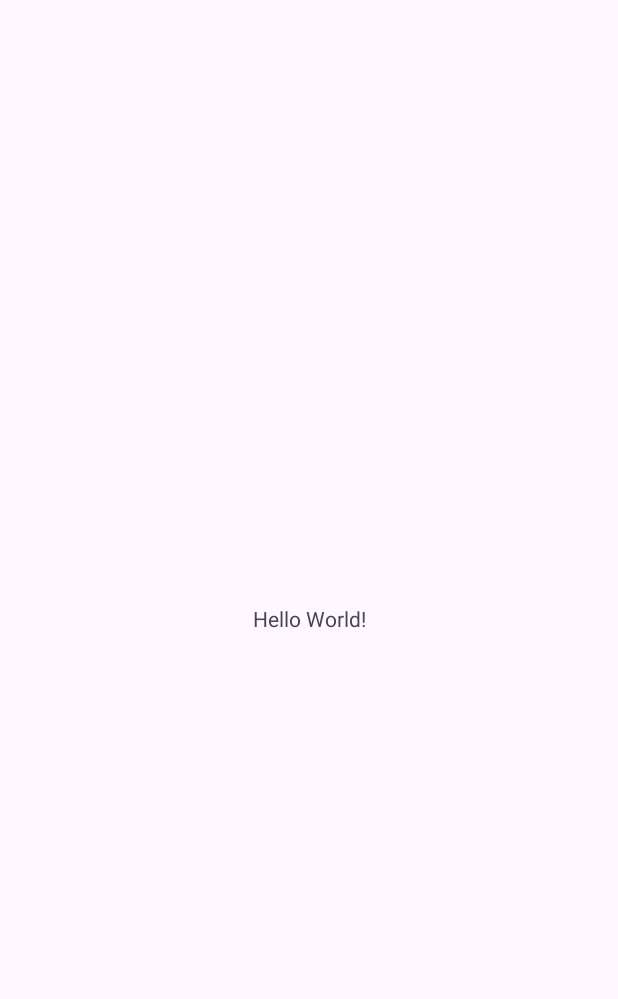
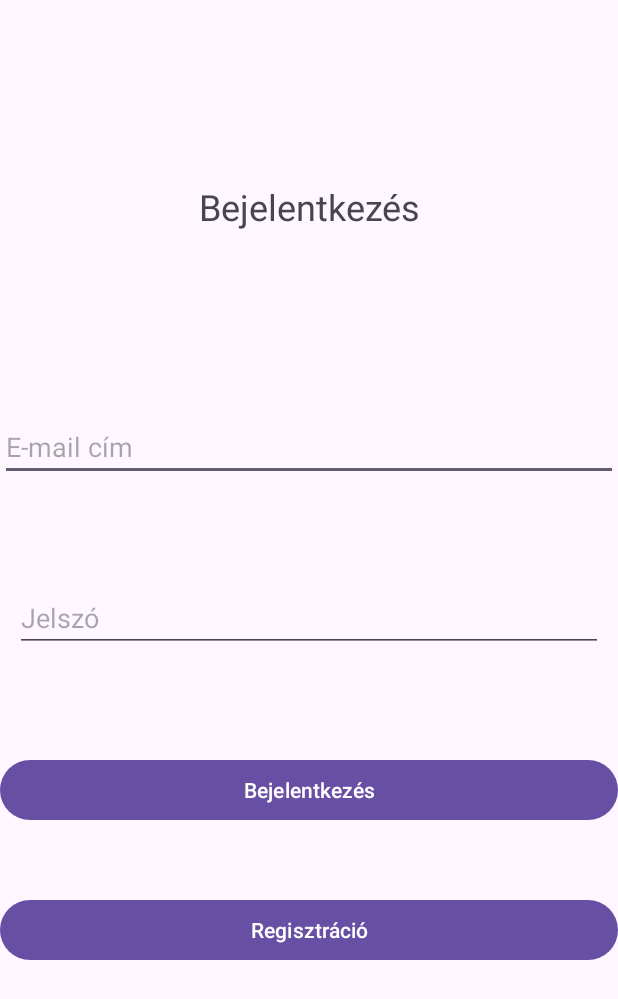
Before and after one commit to zsb100/Ekszer, an Android app: the screen it shows after launch (MainActivity), on a phone screen of 412 x 824 dp. Before the commit the part shown is almost empty. Shown: the top 999 px of the screen. Run offline under Robolectric (Android 15) with nearby library versions, the phone set to English and light mode, and no system bars; our stand-ins replace Firebase (no records; nobody signed in at launch, a user with empty details on screens opened directly).

Commit message:
mile1_v1

```diff
--- a/app/build.gradle.kts
+++ b/app/build.gradle.kts
@@ -1,5 +1,6 @@
 plugins {
     alias(libs.plugins.android.application)
+    id("com.google.gms.google-services")
 }
 
 android {
@@ -8,7 +9,7 @@ android {
 
     defaultConfig {
         applicationId = "com.example.ekszer"
-        minSdk = 18
+        minSdk = 23
         targetSdk = 35
         versionCode = 1
         versionName = "1.0"
@@ -37,7 +38,9 @@ dependencies {
     implementation(libs.material)
     implementation(libs.activity)
     implementation(libs.constraintlayout)
+    implementation(libs.firebase.auth)
     testImplementation(libs.junit)
     androidTestImplementation(libs.ext.junit)
     androidTestImplementation(libs.espresso.core)
+    implementation(platform("com.google.firebase:firebase-bom:33.11.0"))
 }
--- a/app/src/main/AndroidManifest.xml
+++ b/app/src/main/AndroidManifest.xml
@@ -13,6 +13,12 @@
         android:theme="@style/Theme.Ekszer"
         tools:targetApi="31">
         <activity
+            android:name=".ShopActivity"
+            android:exported="false" />
+        <activity
+            android:name=".RegisterActivity"
+            android:exported="false" />
+        <activity
             android:name=".MainActivity"
             android:exported="true">
             <intent-filter>
--- a/app/src/main/java/com/example/ekszer/MainActivity.java
+++ b/app/src/main/java/com/example/ekszer/MainActivity.java
@@ -1,14 +1,32 @@
 package com.example.ekszer;
 
+import android.content.Intent;
 import android.os.Bundle;
+import android.util.Log;
+import android.view.View;
+import android.widget.EditText;
+import android.widget.Toast;
 
 import androidx.activity.EdgeToEdge;
+import androidx.annotation.NonNull;
 import androidx.appcompat.app.AppCompatActivity;
 import androidx.core.graphics.Insets;
 import androidx.core.view.ViewCompat;
 import androidx.core.view.WindowInsetsCompat;
 
+import com.google.android.gms.tasks.OnCompleteListener;
+import com.google.android.gms.tasks.Task;
+import com.google.firebase.auth.AuthResult;
+import com.google.firebase.auth.FirebaseAuth;
+
 public class MainActivity extends AppCompatActivity {
+    private static final String LOG_TAG = MainActivity.class.getName();
+    private static final int SECRET_KEY = 9876;
+
+    private FirebaseAuth mAuth;
+
+    EditText emailET;
+    EditText passwordET;
 
     @Override
     protected void onCreate(Bundle savedInstanceState) {
@@ -20,5 +38,34 @@ public class MainActivity extends AppCompatActivity {
             v.setPadding(systemBars.left, systemBars.top, systemBars.right, systemBars.bottom);
             return insets;
         });
+
+        emailET = findViewById(R.id.email);
+        passwordET = findViewById(R.id.password);
+
+        mAuth = FirebaseAuth.getInstance();
+    }
+
+    public void login(View view) {
+        Intent shopIntent = new Intent(this, ShopActivity.class);
+        shopIntent.putExtra("SECRET_KEY", SECRET_KEY);
+
+        mAuth.signInWithEmailAndPassword(emailET.getText().toString(), passwordET.getText().toString()).addOnCompleteListener(this, new OnCompleteListener<AuthResult>() {
+            @Override
+            public void onComplete(@NonNull Task<AuthResult> task) {
+                if (task.isSuccessful()){
+                    startActivity(shopIntent);
+                } else {
+                    Toast.makeText(MainActivity.this, "Érvénytelen felhasználónév vagy jelszó!", Toast.LENGTH_LONG).show();
+                    Log.e(LOG_TAG, "Login failed!", task.getException());
+                }
+            }
+        });
+
+    }
+
+    public void register(View view) {
+        Intent intent = new Intent(this, RegisterActivity.class);
+        intent.putExtra("SECRET_KEY", SECRET_KEY);
+        startActivity(intent);
     }
 }
--- a/app/src/main/res/layout/activity_main.xml
+++ b/app/src/main/res/layout/activity_main.xml
@@ -8,12 +8,58 @@
     tools:context=".MainActivity">
 
     <TextView
-        android:layout_width="wrap_content"
+        android:layout_width="match_parent"
         android:layout_height="wrap_content"
-        android:text="Hello World!"
-        app:layout_constraintBottom_toBottomOf="parent"
-        app:layout_constraintEnd_toEndOf="parent"
-        app:layout_constraintStart_toStartOf="parent"
+        android:text="@string/login"
+        android:textAlignment="center"
+        android:textSize="24sp"
+        app:layout_constraintBottom_toTopOf="@+id/email"
         app:layout_constraintTop_toTopOf="parent" />
 
+    <EditText
+        android:id="@+id/email"
+        android:layout_width="match_parent"
+        android:layout_height="wrap_content"
+        android:autofillHints="emailAddress"
+        android:hint="@string/email"
+        android:inputType="textEmailAddress"
+        app:layout_constraintBottom_toTopOf="@+id/password"
+        app:layout_constraintTop_toTopOf="parent"
+        app:layout_constraintVertical_bias="0.8"
+        tools:layout_editor_absoluteX="0dp" />
+
+    <EditText
+        android:id="@+id/password"
+        android:layout_width="match_parent"
+        android:layout_height="wrap_content"
+        android:layout_marginLeft="10dp"
+        android:layout_marginRight="10dp"
+        android:autofillHints="password"
+        android:inputType="textPassword"
+        android:hint="@string/password"
+        app:layout_constraintBottom_toBottomOf="parent"
+        app:layout_constraintTop_toTopOf="parent" />
+
+    <Button
+        android:id="@+id/login_button"
+        android:layout_width="match_parent"
+        android:layout_height="wrap_content"
+        android:onClick="login"
+        android:text="@string/login"
+        app:layout_constraintBottom_toBottomOf="parent"
+        app:layout_constraintTop_toBottomOf="@+id/password"
+        app:layout_constraintVertical_bias="0.2"
+        tools:layout_editor_absoluteX="0dp" />
+
+    <Button
+        android:id="@+id/register_button"
+        android:layout_width="match_parent"
+        android:layout_height="wrap_content"
+        android:onClick="register"
+        android:text="@string/register"
+        app:layout_constraintBottom_toBottomOf="parent"
+        app:layout_constraintTop_toBottomOf="@+id/login_button"
+        app:layout_constraintVertical_bias="0.2"
+        tools:layout_editor_absoluteX="0dp" />
+
 </androidx.constraintlayout.widget.ConstraintLayout>
--- a/app/src/main/res/values/strings.xml
+++ b/app/src/main/res/values/strings.xml
@@ -1,3 +1,11 @@
 <resources>
-    <string name="app_name">Ekszer</string>
+    <string name="app_name">Ék-Szer Üzlet</string>
+    <string name="username">Felhasználónév</string>
+    <string name="password">Jelszó</string>
+    <string name="login">Bejelentkezés</string>
+    <string name="register">Regisztráció</string>
+    <string name="email">E-mail cím</string>
+    <string name="password_re">Jelszó ismét</string>
+    <string name="fullname">Teljes név</string>
+    <string name="welcome">Üdvözöljük!</string>
 </resources>
--- a/build.gradle.kts
+++ b/build.gradle.kts
@@ -1,4 +1,5 @@
 // Top-level build file where you can add configuration options common to all sub-projects/modules.
 plugins {
+    id("com.google.gms.google-services") version "4.4.2" apply false
     alias(libs.plugins.android.application) apply false
 }
--- a/gradle/libs.versions.toml
+++ b/gradle/libs.versions.toml
@@ -7,6 +7,7 @@ appcompat = "1.6.1"
 material = "1.10.0"
 activity = "1.8.0"
 constraintlayout = "2.1.4"
+firebaseAuth = "23.2.0"
 
 [libraries]
 junit = { group = "junit", name = "junit", version.ref = "junit" }
@@ -16,6 +17,7 @@ appcompat = { group = "androidx.appcompat", name = "appcompat", version.ref = "a
 material = { group = "com.google.android.material", name = "material", version.ref = "material" }
 activity = { group = "androidx.activity", name = "activity", version.ref = "activity" }
 constraintlayout = { group = "androidx.constraintlayout", name = "constraintlayout", version.ref = "constraintlayout" }
+firebase-auth = { group = "com.google.firebase", name = "firebase-auth", version.ref = "firebaseAuth" }
 
 [plugins]
 android-application = { id = "com.android.application", version.ref = "agp" }
```
Also changed, not shown: app/src/main/java/com/example/ekszer/RegisterActivity.java (added, +80 -0 lines), app/src/main/java/com/example/ekszer/ShopActivity.java (added, +39 -0 lines), app/src/main/res/layout/activity_register.xml (added, +80 -0 lines), app/src/main/res/layout/activity_shop.xml (added, +17 -0 lines), 1 other file.
